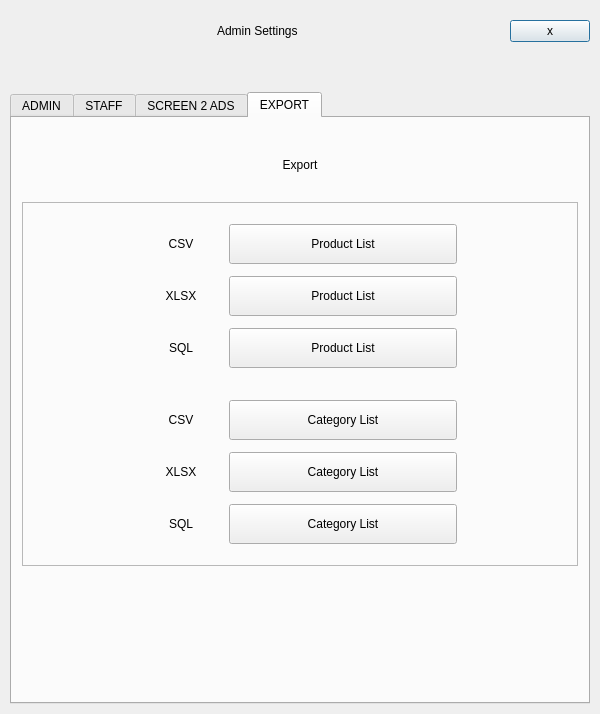
This is Project/ui/admin_menu.ui in Selvam-T/POS as Qt 5 draws it before an edit. The edited form follows.
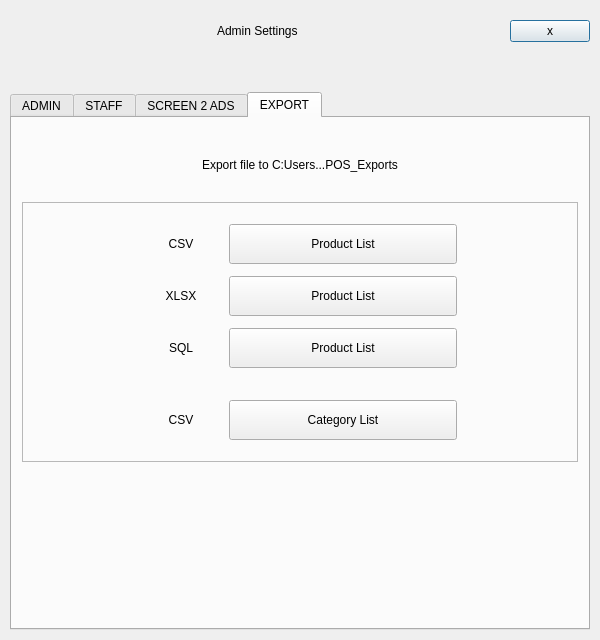
This is the edited form. The open tabs and pages were chosen to show the change.

Commit message: admin_menu EXPORT Tab controller wiring completed

```diff
--- a/Project/ui/admin_menu.ui
+++ b/Project/ui/admin_menu.ui
@@ -7,7 +7,7 @@
     <x>0</x>
     <y>0</y>
     <width>600</width>
-    <height>714</height>
+    <height>640</height>
    </rect>
   </property>
   <property name="sizePolicy">
@@ -19,7 +19,7 @@
   <property name="minimumSize">
    <size>
     <width>0</width>
-    <height>0</height>
+    <height>640</height>
    </size>
   </property>
   <layout class="QVBoxLayout" name="mainVerticalLayout">
@@ -991,7 +991,7 @@
        <item>
         <widget class="QLabel" name="exportHeaderLabel2">
          <property name="text">
-          <string>Export</string>
+          <string>Export file to C:Users...POS_Exports</string>
          </property>
          <property name="alignment">
           <set>Qt::AlignCenter</set>
@@ -1302,130 +1302,6 @@
             </layout>
            </widget>
           </item>
-          <item>
-           <widget class="QFrame" name="xlsx2ExportFrame">
-            <property name="minimumSize">
-             <size>
-              <width>0</width>
-              <height>42</height>
-             </size>
-            </property>
-            <property name="frameShape">
-             <enum>QFrame::NoFrame</enum>
-            </property>
-            <property name="frameShadow">
-             <enum>QFrame::Plain</enum>
-            </property>
-            <layout class="QHBoxLayout" name="horizontalLayout_exportXlsx2Frame" stretch="1,3">
-             <property name="spacing">
-              <number>10</number>
-             </property>
-             <property name="leftMargin">
-              <number>0</number>
-             </property>
-             <property name="topMargin">
-              <number>0</number>
-             </property>
-             <property name="rightMargin">
-              <number>0</number>
-             </property>
-             <property name="bottomMargin">
-              <number>0</number>
-             </property>
-             <item>
-              <widget class="QLabel" name="xlsx2ExportLabel">
-               <property name="minimumSize">
-                <size>
-                 <width>0</width>
-                 <height>40</height>
-                </size>
-               </property>
-               <property name="text">
-                <string>XLSX</string>
-               </property>
-               <property name="alignment">
-                <set>Qt::AlignCenter</set>
-               </property>
-              </widget>
-             </item>
-             <item>
-              <widget class="QPushButton" name="xlsx2ExportBtn">
-               <property name="minimumSize">
-                <size>
-                 <width>0</width>
-                 <height>40</height>
-                </size>
-               </property>
-               <property name="text">
-                <string>Category List</string>
-               </property>
-              </widget>
-             </item>
-            </layout>
-           </widget>
-          </item>
-          <item>
-           <widget class="QFrame" name="sql2ExportFrame">
-            <property name="minimumSize">
-             <size>
-              <width>0</width>
-              <height>42</height>
-             </size>
-            </property>
-            <property name="frameShape">
-             <enum>QFrame::NoFrame</enum>
-            </property>
-            <property name="frameShadow">
-             <enum>QFrame::Plain</enum>
-            </property>
-            <layout class="QHBoxLayout" name="horizontalLayout_exportSql2Frame" stretch="1,3">
-             <property name="spacing">
-              <number>10</number>
-             </property>
-             <property name="leftMargin">
-              <number>0</number>
-             </property>
-             <property name="topMargin">
-              <number>0</number>
-             </property>
-             <property name="rightMargin">
-              <number>0</number>
-             </property>
-             <property name="bottomMargin">
-              <number>0</number>
-             </property>
-             <item>
-              <widget class="QLabel" name="sql2ExportLabel">
-               <property name="minimumSize">
-                <size>
-                 <width>0</width>
-                 <height>40</height>
-                </size>
-               </property>
-               <property name="text">
-                <string>SQL</string>
-               </property>
-               <property name="alignment">
-                <set>Qt::AlignCenter</set>
-               </property>
-              </widget>
-             </item>
-             <item>
-              <widget class="QPushButton" name="sql2ExportBtn">
-               <property name="minimumSize">
-                <size>
-                 <width>0</width>
-                 <height>40</height>
-                </size>
-               </property>
-               <property name="text">
-                <string>Category List</string>
-               </property>
-              </widget>
-             </item>
-            </layout>
-           </widget>
-          </item>
          </layout>
         </widget>
        </item>
```
Left out of the diff: 39 changed lines with no effect on the pictures. The commit also changes 2 other files.
